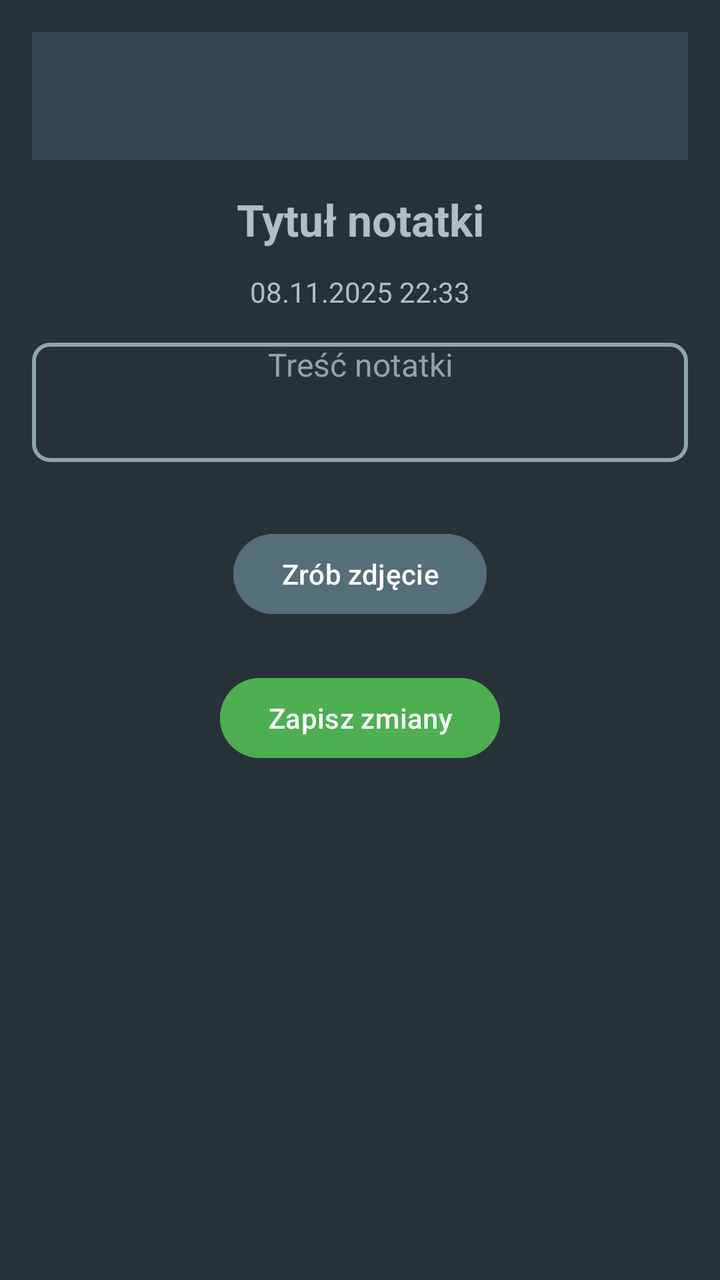
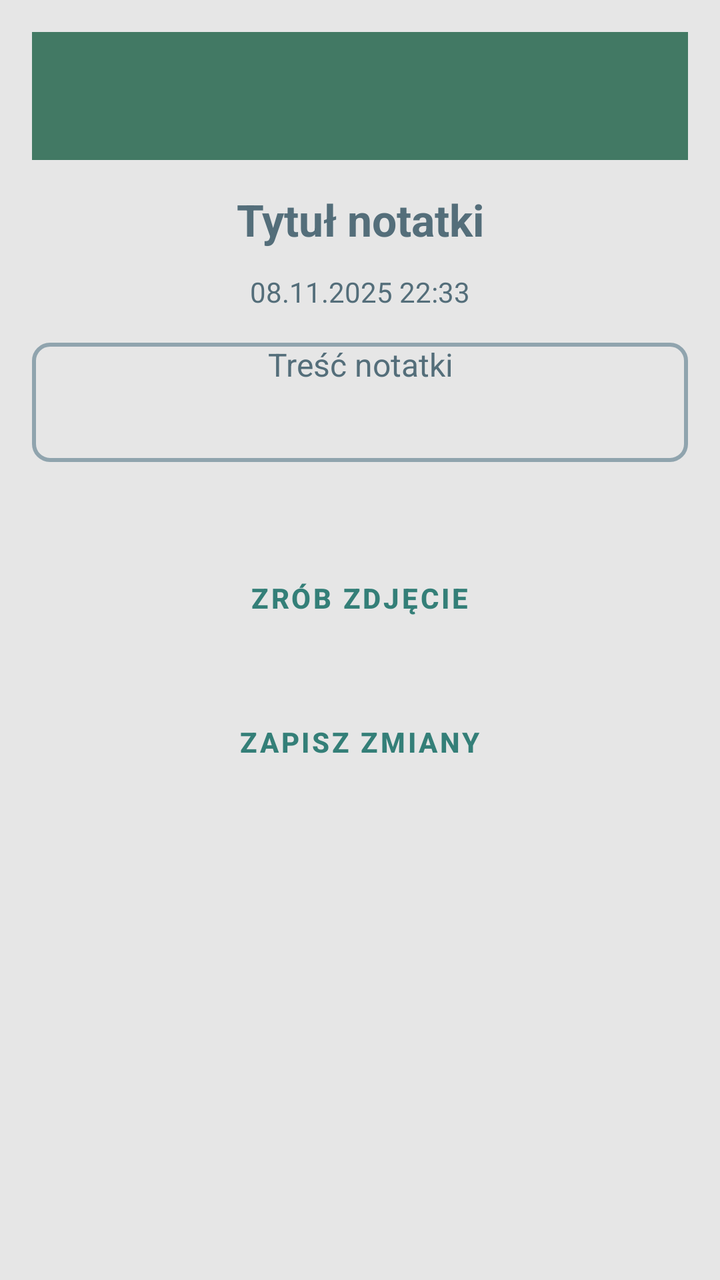

Before-and-after screenshots of an Android layout around one commit, followed by the original layout XML and the change that was made.
<!-- AndroidManifest.xml: application theme Theme.GigaNotatnik -->
<!-- res/layout/activity_note_detail.xml -->
<?xml version="1.0" encoding="utf-8"?>
<ScrollView xmlns:android="http://schemas.android.com/apk/res/android"
    xmlns:app="http://schemas.android.com/apk/res-auto"
    android:layout_width="match_parent"
    android:layout_height="match_parent"
    android:background="#263238"
    android:padding="16dp">

    <LinearLayout
        android:layout_width="match_parent"
        android:layout_height="wrap_content"
        android:orientation="vertical">

        
        <androidx.appcompat.widget.Toolbar
            android:id="@+id/noteToolbar"
            android:layout_width="match_parent"
            android:layout_height="?attr/actionBarSize"
            android:background="#37474F"
            android:title="@string/NoteDetailsStr"
            android:titleTextColor="#FFFFFF"
            android:layout_marginBottom="15dp"
            android:theme="@style/ThemeOverlay.AppCompat.Dark.ActionBar" />

        
        <LinearLayout
            android:layout_width="match_parent"
            android:layout_height="wrap_content"
            android:orientation="vertical"
            android:gravity="center_horizontal">

            
            <EditText
                android:id="@+id/noteTitle"
                android:layout_width="match_parent"
                android:layout_height="wrap_content"
                android:gravity="center"
                android:hint="@string/NoteTitle"
                android:textSize="22sp"
                android:textColor="#FFFFFF"
                android:textColorHint="#B0BEC5"
                android:textStyle="bold"
                android:background="@android:color/transparent"
                android:layout_marginBottom="12dp" />

            
            <TextView
                android:id="@+id/noteTimestamp"
                android:layout_width="wrap_content"
                android:layout_height="wrap_content"
                android:text="@string/ExampleCreateDate"
                android:textSize="14sp"
                android:textColor="#B0BEC5"
                android:layout_marginBottom="16dp" />

            
            <HorizontalScrollView
                android:id="@+id/photoScroll"
                android:layout_width="match_parent"
                android:layout_height="wrap_content"
                android:layout_marginTop="16dp"
                android:layout_marginBottom="16dp"
                android:visibility="gone"
                android:scrollbars="none">

                <LinearLayout
                    android:id="@+id/photoContainer"
                    android:layout_width="wrap_content"
                    android:layout_height="wrap_content"
                    android:orientation="horizontal" />
            </HorizontalScrollView>

            
            <EditText
                android:id="@+id/noteContent"
                android:layout_width="match_parent"
                android:layout_height="wrap_content"
                android:hint="@string/note_content"
                android:minLines="3"
                android:gravity="top|center_horizontal"
                android:textSize="16sp"
                android:textColor="#ECEFF1"
                android:textColorHint="#90A4AE"
                android:background="@drawable/edittext_background_edit_text"
                android:layout_marginBottom="32dp" />

            
            <LinearLayout
                android:layout_width="match_parent"
                android:layout_height="wrap_content"
                android:orientation="vertical"
                android:gravity="center_horizontal">

                <Button
                    android:id="@+id/btnPlayAudio"
                    android:layout_width="wrap_content"
                    android:layout_height="wrap_content"
                    android:text="@string/play_audio"
                    android:visibility="gone"
                    android:backgroundTint="#546E7A"
                    android:textColor="#FFFFFF"
                    android:layout_marginBottom="12dp" />

                <Button
                    android:id="@+id/btnOpenLocation"
                    android:layout_width="wrap_content"
                    android:layout_height="wrap_content"
                    android:text="@string/ShowLocalizationStr"
                    android:visibility="gone"
                    android:backgroundTint="#546E7A"
                    android:textColor="#FFFFFF" />

                <Button
                    android:id="@+id/btnTakePhotoDetail"
                    android:layout_width="wrap_content"
                    android:layout_height="wrap_content"
                    android:text="@string/take_photo"
                    android:backgroundTint="#546E7A"
                    android:textColor="#FFFFFF" />

                <Button
                    android:id="@+id/btnSaveChanges"
                    android:layout_width="wrap_content"
                    android:layout_height="wrap_content"
                    android:text="@string/SaveChangesStr"
                    android:layout_marginTop="24dp"
                    android:backgroundTint="#4CAF50"
                    android:textColor="#FFFFFF" />

            </LinearLayout>
        </LinearLayout>
    </LinearLayout>
</ScrollView>
<!-- resources referenced by this layout -->
<resources>
  <!-- drawable edittext_background_edit_text (drawable) -->
  <?xml version="1.0" encoding="utf-8"?>
  <shape xmlns:android="http://schemas.android.com/apk/res/android"
      android:shape="rectangle">
  
      <solid android:color="@android:color/transparent" />
      <stroke android:width="2dp" android:color="#90A4AE" />
      <corners android:radius="8dp" />
  </shape>
  <string name="ExampleCreateDate">08.11.2025 22:33</string>
  <string name="NoteDetailsStr">Szczegóły notatki</string>
  <string name="NoteTitle">Tytuł notatki</string>
  <string name="SaveChangesStr">Zapisz zmiany</string>
  <string name="ShowLocalizationStr">Pokaż lokalizację</string>
  <string name="note_content">Treść notatki</string>
  <string name="play_audio">Odtwórz</string>
  <string name="take_photo">Zrób zdjęcie</string>
  <style name="Theme.GigaNotatnik" parent="Theme.Material3.DayNight.NoActionBar">
          <item name="android:windowBackground">@color/background</item>
          <item name="colorPrimary">@color/primary</item>
          <item name="colorPrimaryVariant">@color/primaryVariant</item>
          <item name="colorSecondary">@color/primary_teal</item>
          <item name="colorAccent">@color/accent</item>
          <item name="colorSurface">@color/surface</item>
          <item name="colorOnSurface">@color/textPrimary</item>
          <item name="colorOnPrimary">@color/text_on_button</item>
      </style>
  <color name="background">#E0E0E0</color>
  <color name="primary">#3A7F74</color>
  <color name="primaryVariant">#00BFFF</color>
  <color name="primary_teal">#2F6F63</color>
  <color name="accent">#00D4FF</color>
  <color name="surface">#1E1E1E</color>
  <color name="textPrimary">#111111</color>
  <color name="text_on_button">#FFFFFF</color>
</resources>

<!-- the commit's change to res/layout/activity_note_detail.xml (unified diff, before → after) -->
@@ -3,7 +3,7 @@
     xmlns:app="http://schemas.android.com/apk/res-auto"
     android:layout_width="match_parent"
     android:layout_height="match_parent"
-    android:background="#263238"
+    android:background="@color/background"
     android:padding="16dp">
 
     <LinearLayout
@@ -16,9 +16,9 @@
             android:id="@+id/noteToolbar"
             android:layout_width="match_parent"
             android:layout_height="?attr/actionBarSize"
-            android:background="#37474F"
+            android:background="@color/primaryVariant"
             android:title="@string/NoteDetailsStr"
-            android:titleTextColor="#FFFFFF"
+            android:titleTextColor="@color/textPrimary"
             android:layout_marginBottom="15dp"
             android:theme="@style/ThemeOverlay.AppCompat.Dark.ActionBar" />
 
@@ -37,8 +37,8 @@
                 android:gravity="center"
                 android:hint="@string/NoteTitle"
                 android:textSize="22sp"
-                android:textColor="#FFFFFF"
-                android:textColorHint="#B0BEC5"
+                android:textColor="@color/textPrimary"
+                android:textColorHint="@color/textSecondary"
                 android:textStyle="bold"
                 android:background="@android:color/transparent"
                 android:layout_marginBottom="12dp" />
@@ -50,7 +50,7 @@
                 android:layout_height="wrap_content"
                 android:text="@string/ExampleCreateDate"
                 android:textSize="14sp"
-                android:textColor="#B0BEC5"
+                android:textColor="@color/textSecondary"
                 android:layout_marginBottom="16dp" />
 
             
@@ -79,8 +79,8 @@
                 android:minLines="3"
                 android:gravity="top|center_horizontal"
                 android:textSize="16sp"
-                android:textColor="#ECEFF1"
-                android:textColorHint="#90A4AE"
+                android:textColor="@color/textPrimary"
+                android:textColorHint="@color/textSecondary"
                 android:background="@drawable/edittext_background_edit_text"
                 android:layout_marginBottom="32dp" />
 
@@ -97,8 +97,8 @@
                     android:layout_height="wrap_content"
                     android:text="@string/play_audio"
                     android:visibility="gone"
-                    android:backgroundTint="#546E7A"
-                    android:textColor="#FFFFFF"
+                    style="@style/AppButton"
+                    android:textColor="?attr/colorOnPrimary"
                     android:layout_marginBottom="12dp" />
 
                 <Button
@@ -107,16 +107,16 @@
                     android:layout_height="wrap_content"
                     android:text="@string/ShowLocalizationStr"
                     android:visibility="gone"
-                    android:backgroundTint="#546E7A"
-                    android:textColor="#FFFFFF" />
+                    style="@style/AppButton"
+                    android:textColor="?attr/colorOnPrimary" />
 
                 <Button
                     android:id="@+id/btnTakePhotoDetail"
                     android:layout_width="wrap_content"
                     android:layout_height="wrap_content"
                     android:text="@string/take_photo"
-                    android:backgroundTint="#546E7A"
-                    android:textColor="#FFFFFF" />
+                    style="@style/AppButton"
+                    android:textColor="?attr/colorOnPrimary" />
 
                 <Button
                     android:id="@+id/btnSaveChanges"
@@ -124,8 +124,8 @@
                     android:layout_height="wrap_content"
                     android:text="@string/SaveChangesStr"
                     android:layout_marginTop="24dp"
-                    android:backgroundTint="#4CAF50"
-                    android:textColor="#FFFFFF" />
+                    style="@style/AppButton"
+                    android:textColor="?attr/colorOnPrimary" />
 
             </LinearLayout>
         </LinearLayout>
<!-- resource entries referenced after the edit -->
@@ -17,8 +17,18 @@
   <string name="note_content">Treść notatki</string>
   <string name="play_audio">Odtwórz</string>
   <string name="take_photo">Zrób zdjęcie</string>
+  <style name="AppButton" parent="Widget.MaterialComponents.Button">
+          <item name="android:layout_width">match_parent</item>
+          <item name="android:layout_height">wrap_content</item>
+          <item name="android:layout_marginTop">12dp</item>
+          <item name="android:background">@drawable/button_background</item>
+          <item name="android:textColor">?attr/colorOnPrimary</item>
+          <item name="android:textStyle">bold</item>
+          <item name="android:elevation">2dp</item>
+      </style>
   <style name="Theme.GigaNotatnik" parent="Theme.Material3.DayNight.NoActionBar">
           <item name="android:windowBackground">@color/background</item>
+          <item name="android:statusBarColor">@color/statusBarColor</item>
           <item name="colorPrimary">@color/primary</item>
           <item name="colorPrimaryVariant">@color/primaryVariant</item>
           <item name="colorSecondary">@color/primary_teal</item>
@@ -26,14 +36,31 @@
           <item name="colorSurface">@color/surface</item>
           <item name="colorOnSurface">@color/textPrimary</item>
           <item name="colorOnPrimary">@color/text_on_button</item>
+  
       </style>
-  <color name="background">#E0E0E0</color>
+  <!-- drawable button_background (drawable) -->
+  <?xml version="1.0" encoding="utf-8"?>
+  <selector xmlns:android="http://schemas.android.com/apk/res/android">
+      <shape xmlns:android="http://schemas.android.com/apk/res/android"
+          android:shape="rectangle">
+          <solid android:color="@color/primary_mint"/>
+          <corners android:radius="12dp"/>
+          <padding android:left="16dp" android:top="8dp"
+              android:right="16dp" android:bottom="8dp"/>
+      </shape>
+  
+  
+  </selector>
+  <color name="statusBarColor">#3A7F74</color>
+  <color name="background">#e6e6e6</color>
   <color name="primary">#3A7F74</color>
-  <color name="primaryVariant">#00BFFF</color>
+  <color name="primaryVariant">#427964</color>
   <color name="primary_teal">#2F6F63</color>
   <color name="accent">#00D4FF</color>
-  <color name="surface">#1E1E1E</color>
+  <color name="surface">#FFFFFF</color>
   <color name="textPrimary">#111111</color>
-  <color name="text_on_button">#FFFFFF</color>
+  <color name="textSecondary">#546E7A</color>
+  <color name="text_on_button">#347f78</color>
+  <color name="primary_mint">#5FA88C</color>
 </resources>
 
